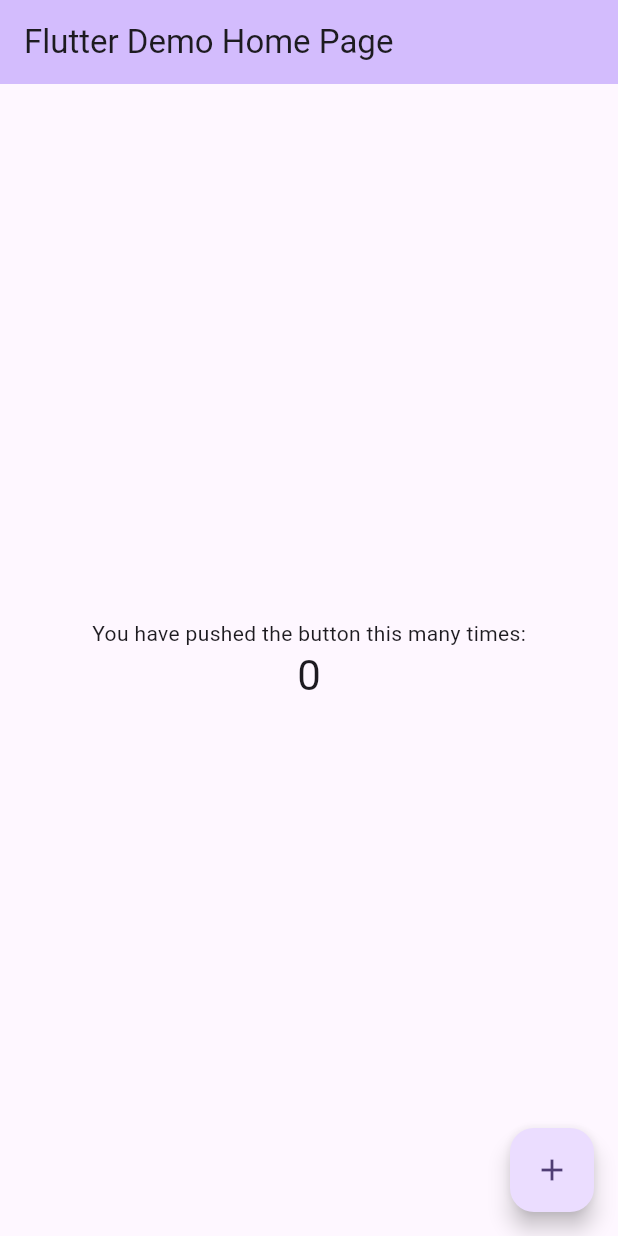
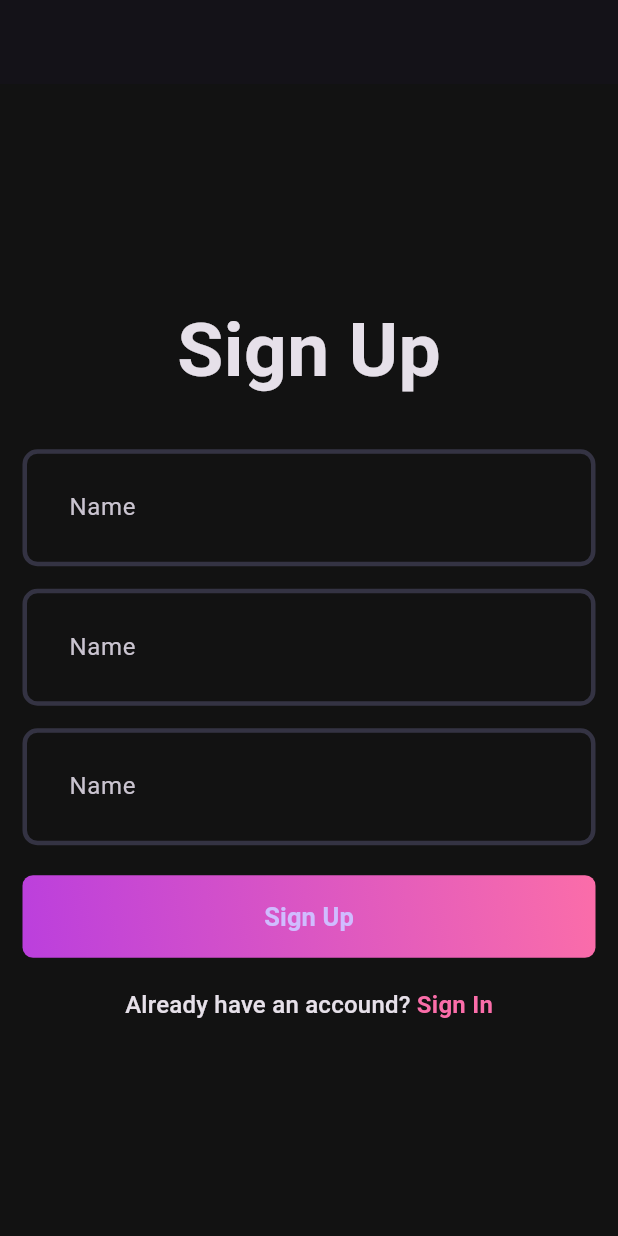
Before and after one commit to KritMukul/spotify_clone, a Flutter app: the screen it shows after launch, on a phone screen of 412 x 824 dp. Run offline on Flutter 3.47's test engine with Material 3 defaults, Android fonts, the phone set to English and light mode, and no system bars.

Commit message:
created Sign up Page

```diff
--- /dev/null
+++ b/lib/core/theme/app_pallete.dart
@@ -0,0 +1,20 @@
+import 'package:flutter/material.dart';
+
+class Pallete {
+  static const cardColor = Color.fromRGBO(30, 30, 30, 1);
+  static const greenColor = Colors.green;
+  static const subtitleText = Color(0xffa7a7a7);
+  static const inactiveBottomBarItemColor = Color(0xffababab);
+
+  static const Color backgroundColor = Color.fromRGBO(18, 18, 18, 1);
+  static const Color gradient1 = Color.fromRGBO(187, 63, 221, 1);
+  static const Color gradient2 = Color.fromRGBO(251, 109, 169, 1);
+  static const Color gradient3 = Color.fromRGBO(255, 159, 124, 1);
+  static const Color borderColor = Color.fromRGBO(52, 51, 67, 1);
+  static const Color whiteColor = Colors.white;
+  static const Color greyColor = Colors.grey;
+  static const Color errorColor = Colors.redAccent;
+  static const Color transparentColor = Colors.transparent;
+
+  static const Color inactiveSeekColor = Colors.white38;
+}
--- /dev/null
+++ b/lib/core/theme/theme.dart
@@ -0,0 +1,17 @@
+import 'package:spotify_clone/core/theme/app_pallete.dart';
+import 'package:flutter/material.dart';
+
+class AppTheme {
+  static OutlineInputBorder _border(Color color) => OutlineInputBorder(
+    borderSide: BorderSide(color: color, width: 3),
+    borderRadius: BorderRadius.circular(10),
+  );
+  static final darkThemeMode = ThemeData.dark().copyWith(
+    scaffoldBackgroundColor: Pallete.backgroundColor,
+    inputDecorationTheme: InputDecorationTheme(
+      contentPadding: EdgeInsets.all(27),
+      enabledBorder: _border(Pallete.borderColor),
+      focusedBorder: _border(Pallete.gradient2),
+    ),
+  );
+}
--- /dev/null
+++ b/lib/features/auth/view/pages/signup_page.dart
@@ -0,0 +1,56 @@
+import 'package:flutter/material.dart';
+import 'package:spotify_clone/core/theme/app_pallete.dart';
+import 'package:spotify_clone/features/auth/view/widgets/auth_graduent_button.dart';
+import 'package:spotify_clone/features/auth/view/widgets/custom_text_field.dart';
+
+class SignupPage extends StatefulWidget {
+  const SignupPage({super.key});
+
+  @override
+  State<SignupPage> createState() => _SignupPageState();
+}
+
+class _SignupPageState extends State<SignupPage> {
+  @override
+  Widget build(BuildContext context) {
+    return Scaffold(
+      appBar: AppBar(),
+      body: Padding(
+        padding: const EdgeInsets.all(15.0),
+        child: Column(
+          mainAxisAlignment: MainAxisAlignment.center,
+          children: [
+            Text(
+              'Sign Up',
+              style: TextStyle(fontSize: 50, fontWeight: FontWeight.bold),
+            ),
+            SizedBox(height: 30),
+            CustomField(hintText: 'Name'),
+            SizedBox(height: 15),
+            CustomField(hintText: 'Email'),
+            SizedBox(height: 15),
+            CustomField(hintText: 'Password'),
+            SizedBox(height: 20),
+            AuthGraduentButton(),
+            SizedBox(height: 20),
+            RichText(
+              text: TextSpan(
+                text: 'Already have an accound? ',
+                style: Theme.of(context).textTheme.titleMedium,
+                children: [
+                  TextSpan(
+                    text: 'Sign In',
+                    style: TextStyle(
+                      color: Pallete.gradient2,
+                      fontWeight: FontWeight.bold,
+                    ),
+                  ),
+                ],
+              ),
+            ),
+          ],
+        ),
+      ),
+    );
+  }
+}
--- /dev/null
+++ b/lib/features/auth/view/widgets/auth_graduent_button.dart
@@ -0,0 +1,34 @@
+import 'package:flutter/material.dart';
+import 'package:spotify_clone/core/theme/app_pallete.dart';
+
+class AuthGraduentButton extends StatelessWidget {
+  const AuthGraduentButton({super.key});
+
+  @override
+  Widget build(BuildContext context) {
+    return Container(
+      decoration: BoxDecoration(
+        gradient: LinearGradient(
+          colors: [Pallete.gradient1, Pallete.gradient2],
+          begin: Alignment.bottomLeft,
+          end: Alignment.topRight,
+        ),
+        borderRadius: BorderRadius.circular(7),
+      ),
+      child: ElevatedButton(
+        onPressed: () {},
+        style: ElevatedButton.styleFrom(
+          fixedSize: Size(450, 55),
+          backgroundColor: Pallete.transparentColor,
+          shadowColor: Pallete.transparentColor,
+        ),
+
+        child: Text(
+          'Sign Up',
+          style: TextStyle(fontSize: 17, fontWeight: FontWeight.w600),
+        ),
+
+      ),
+    );
+  }
+}
--- /dev/null
+++ b/lib/features/auth/view/widgets/custom_text_field.dart
@@ -0,0 +1,12 @@
+import 'package:flutter/material.dart';
+
+class CustomField extends StatelessWidget {
+  const CustomField({super.key, required this.hintText});
+  final String hintText;
+
+  @override
+  Widget build(BuildContext context) {
+    return TextFormField(decoration: InputDecoration(hintText: 'Name'));
+
+  }
+}
--- a/lib/main.dart
+++ b/lib/main.dart
@@ -1,4 +1,6 @@
 import 'package:flutter/material.dart';
+import 'package:spotify_clone/core/theme/theme.dart';
+import 'package:spotify_clone/features/auth/view/pages/signup_page.dart';
 
 void main() {
   runApp(const MyApp());
@@ -12,111 +14,8 @@ class MyApp extends StatelessWidget {
   Widget build(BuildContext context) {
     return MaterialApp(
       title: 'Flutter Demo',
-      theme: ThemeData(
-        // This is the theme of your application.
-        //
-        // TRY THIS: Try running your application with "flutter run". You'll see
-        // the application has a purple toolbar. Then, without quitting the app,
-        // try changing the seedColor in the colorScheme below to Colors.green
-        // and then invoke "hot reload" (save your changes or press the "hot
-        // reload" button in a Flutter-supported IDE, or press "r" if you used
-        // the command line to start the app).
-        //
-        // Notice that the counter didn't reset back to zero; the application
-        // state is not lost during the reload. To reset the state, use hot
-        // restart instead.
-        //
-        // This works for code too, not just values: Most code changes can be
-        // tested with just a hot reload.
-        colorScheme: ColorScheme.fromSeed(seedColor: Colors.deepPurple),
-      ),
-      home: const MyHomePage(title: 'Flutter Demo Home Page'),
+      theme: AppTheme.darkThemeMode,
+      home: SignupPage(),
     );
   }
 }
-
-class MyHomePage extends StatefulWidget {
-  const MyHomePage({super.key, required this.title});
-
-  // This widget is the home page of your application. It is stateful, meaning
-  // that it has a State object (defined below) that contains fields that affect
-  // how it looks.
-
-  // This class is the configuration for the state. It holds the values (in this
-  // case the title) provided by the parent (in this case the App widget) and
-  // used by the build method of the State. Fields in a Widget subclass are
-  // always marked "final".
-
-  final String title;
-
-  @override
-  State<MyHomePage> createState() => _MyHomePageState();
-}
-
-class _MyHomePageState extends State<MyHomePage> {
-  int _counter = 0;
-
-  void _incrementCounter() {
-    setState(() {
-      // This call to setState tells the Flutter framework that something has
-      // changed in this State, which causes it to rerun the build method below
-      // so that the display can reflect the updated values. If we changed
-      // _counter without calling setState(), then the build method would not be
-      // called again, and so nothing would appear to happen.
-      _counter++;
-    });
-  }
-
-  @override
-  Widget build(BuildContext context) {
-    // This method is rerun every time setState is called, for instance as done
-    // by the _incrementCounter method above.
-    //
-    // The Flutter framework has been optimized to make rerunning build methods
-    // fast, so that you can just rebuild anything that needs updating rather
-    // than having to individually change instances of widgets.
-    return Scaffold(
-      appBar: AppBar(
-        // TRY THIS: Try changing the color here to a specific color (to
-        // Colors.amber, perhaps?) and trigger a hot reload to see the AppBar
-        // change color while the other colors stay the same.
-        backgroundColor: Theme.of(context).colorScheme.inversePrimary,
-        // Here we take the value from the MyHomePage object that was created by
-        // the App.build method, and use it to set our appbar title.
-        title: Text(widget.title),
-      ),
-      body: Center(
-        // Center is a layout widget. It takes a single child and positions it
-        // in the middle of the parent.
-        child: Column(
-          // Column is also a layout widget. It takes a list of children and
-          // arranges them vertically. By default, it sizes itself to fit its
-          // children horizontally, and tries to be as tall as its parent.
-          //
-          // Column has various properties to control how it sizes itself and
-          // how it positions its children. Here we use mainAxisAlignment to
-          // center the children vertically; the main axis here is the vertical
-          // axis because Columns are vertical (the cross axis would be
-          // horizontal).
-          //
-          // TRY THIS: Invoke "debug painting" (choose the "Toggle Debug Paint"
-          // action in the IDE, or press "p" in the console), to see the
-          // wireframe for each widget.
-          mainAxisAlignment: MainAxisAlignment.center,
-          children: <Widget>[
-            const Text('You have pushed the button this many times:'),
-            Text(
-              '$_counter',
-              style: Theme.of(context).textTheme.headlineMedium,
-            ),
-          ],
-        ),
-      ),
-      floatingActionButton: FloatingActionButton(
-        onPressed: _incrementCounter,
-        tooltip: 'Increment',
-        child: const Icon(Icons.add),
-      ), // This trailing comma makes auto-formatting nicer for build methods.
-    );
-  }
-}
```
